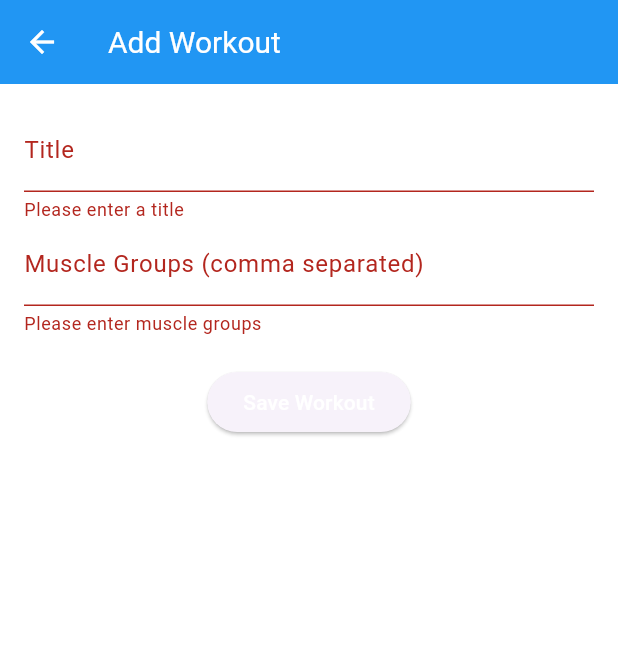
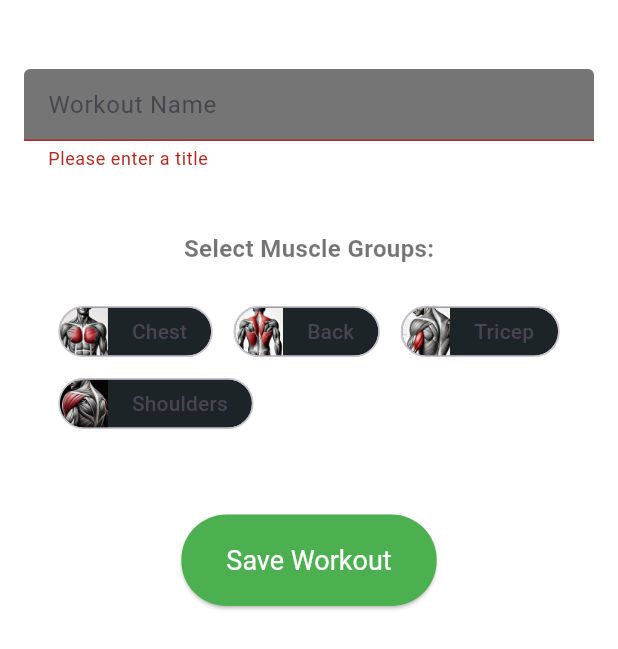
Before and after one commit to GitPi314/Trainings_plan_app, a Flutter app: the AddWorkoutPage screen opened directly, after a tap on "Save Workout", on a phone screen of 412 x 824 dp. Shown: the top 649 px of the screen. Run offline on Flutter 3.47's test engine with Material 3 defaults, Android fonts, the phone set to English and light mode, and no system bars; our stand-ins replace fluttertoast, hive, hive_flutter, reorderables, syncfusion_flutter_calendar; missing offline and left inert: flutter_vibrate; accounts and stored records are empty.

Commit message:
Ich hab jetzt eine Vorauswahl von Chips mit Bildern anstelle von bloßem Text bei trainings_plan_page.dart und add_workout_page.dart hinzugefügt. Noch nicht ganz vollständig

```diff
--- a/lib/screens/add_workout_page.dart
+++ b/lib/screens/add_workout_page.dart
@@ -13,13 +13,25 @@ class _AddWorkoutPageState extends State<AddWorkoutPage> {
   final _formKey = GlobalKey<FormState>();
   String _title = '';
   List<String> _muscleGroups = [];
+  List<String> selectedMuscleGroups = [];
+
+  // Vordefinierte Muskelgruppen
+  final List<String> predefinedMuscleGroups = [
+    'Chest',
+    'Back',
+    'Tricep',
+    'Shoulders',
+    //'Legs',
+    //'Arms',
+    //'Core',
+  ];
 
   void _saveWorkout() {
     if (_formKey.currentState!.validate()) {
       _formKey.currentState!.save();
       final newWorkout = Workout(
         title: _title,
-        muscleGroups: _muscleGroups,
+        muscleGroups: selectedMuscleGroups,  // Gespeicherte Muskelgruppen
         averageDuration: 0,
         lastTrained: DateTime.now().millisecondsSinceEpoch,
       );
@@ -32,17 +44,28 @@ class _AddWorkoutPageState extends State<AddWorkoutPage> {
   @override
   Widget build(BuildContext context) {
     return Scaffold(
-      appBar: AppBar(
-        title: const Text('Add Workout'),
-      ),
       body: Padding(
         padding: const EdgeInsets.all(16.0),
         child: Form(
           key: _formKey,
           child: Column(
             children: [
+              SizedBox(height: 30,),
               TextFormField(
-                decoration: const InputDecoration(labelText: 'Title'),
+                decoration: InputDecoration(
+                  focusedBorder: OutlineInputBorder(  // Rahmenfarbe, wenn das Feld fokussiert ist
+                    borderSide: BorderSide(color: Colors.blueAccent, width: 2.0),
+                    borderRadius: BorderRadius.circular(10.0),
+                  ),
+                  enabledBorder: OutlineInputBorder(  // Rahmenfarbe, wenn das Feld nicht fokussiert ist
+                    borderSide: BorderSide(color: Colors.grey, width: 2.0),
+                    borderRadius: BorderRadius.circular(10.0),
+                  ),
+                  hintText: "Workout Name",
+                  fillColor: Colors.grey[600],  // Hintergrundfarbe des Textfelds
+                  filled: true,  // Aktiviert die Hintergrundfarbe
+                ),
+                cursorColor: Colors.grey[200],
                 onSaved: (value) {
                   _title = value!;
                 },
@@ -53,22 +76,68 @@ class _AddWorkoutPageState extends State<AddWorkoutPage> {
                   return null;
                 },
               ),
-              TextFormField(
-                decoration: const InputDecoration(labelText: 'Muscle Groups (comma separated)'),
-                onSaved: (value) {
-                  _muscleGroups = value!.split(',').map((e) => e.trim()).toList();
-                },
-                validator: (value) {
-                  if (value!.isEmpty) {
-                    return 'Please enter muscle groups';
-                  }
-                  return null;
-                },
+
+              const SizedBox(height: 40),
+              const Text(
+                'Select Muscle Groups:',
+                style: TextStyle(fontSize: 16),
               ),
-              const SizedBox(height: 20),
+              SizedBox(height: 20,),
+              Wrap(
+                spacing: 14.0, // Abstand zwischen den Chips
+                children: predefinedMuscleGroups.map((muscleGroup) {
+                  final isSelected = selectedMuscleGroups.contains(muscleGroup);
+                  return FilterChip(
+                    label: Padding(
+                      padding: const EdgeInsets.only(left: 8.0, right: 8),  // Abstand für den Text nach dem Bild
+                      child: Text(muscleGroup),
+                    ),
+                    selected: isSelected,
+                    onSelected: (bool selected) {
+                      setState(() {
+                        if (selected) {
+                          selectedMuscleGroups.add(muscleGroup);
+                        } else {
+                          selectedMuscleGroups.remove(muscleGroup);
+                        }
+                      });
+                    },
+                    avatar: ClipRRect(
+                      borderRadius: const BorderRadius.only(
+                        topLeft: Radius.circular(30),
+                        bottomLeft: Radius.circular(30),
+                      ),  // Rundung nur auf der linken Seite
+                      child: Image.asset(
+                        'lib/assets/images/$muscleGroup.png',
+                        height: 50,  // Bildhöhe gleich dem Chip
+                        width: 50,   // Bildbreite passend zur Höhe
+                        fit: BoxFit.cover,
+                      ),
+                    ),
+                    shape: RoundedRectangleBorder(
+                      borderRadius: BorderRadius.circular(30),  // Runde Ecken des Chips
+                    ),
+                    backgroundColor: Color(0XFF1C2428),
+                    selectedColor: Colors.blue.shade400,
+                    padding: EdgeInsets.zero,  // Entferne jegliches Padding, damit das Bild bündig ist
+                  );
+                }).toList(),
+              ),
+              const SizedBox(height: 50),
               ElevatedButton(
+                style: ElevatedButton.styleFrom(
+                  backgroundColor: Colors.green, // Textfarbe des Buttons
+                  padding: const EdgeInsets.symmetric(horizontal: 30, vertical: 20), // Button größer machen (Abstände innen)
+                  textStyle: const TextStyle(fontSize: 18), // Textgröße im Button
+                  shape: RoundedRectangleBorder( // Button abgerundet machen
+                    borderRadius: BorderRadius.circular(30),
+                  ),
+                ),
                 onPressed: _saveWorkout,
-                child: const Text('Save Workout', style: TextStyle(color: Colors.white),),
+                child: const Text(
+                  'Save Workout',
+                  style: TextStyle(color: Colors.white),
+                ),
               ),
             ],
           ),
--- a/pubspec.yaml
+++ b/pubspec.yaml
@@ -45,6 +45,7 @@ dependencies:
   # Use with the CupertinoIcons class for iOS style icons.
   cupertino_icons: ^1.0.6
 
+
 dev_dependencies:
   flutter_test:
     sdk: flutter
@@ -70,7 +71,8 @@ flutter:
   uses-material-design: true
 
   # To add assets to your application, add an assets section, like this:
-  # assets:
+  assets:
+    - lib/assets/images/
   #   - images/a_dot_burr.jpeg
   #   - images/a_dot_ham.jpeg
 
```
Also changed, not shown: lib/screens/trainings_plan_page.dart (+60 -18 lines), lib/assets/images/Back.png (added), lib/assets/images/Chest.png (added), lib/assets/images/Shoulders.png (added), lib/assets/images/Tricep.png (added).
